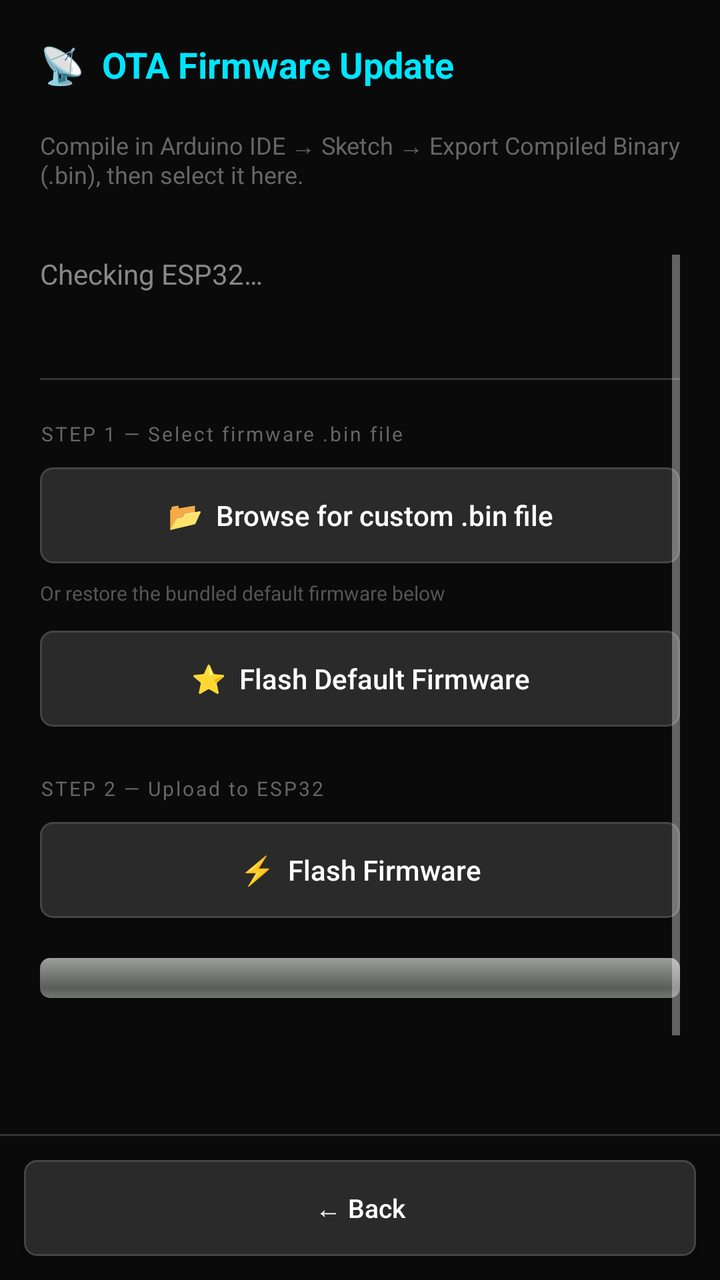
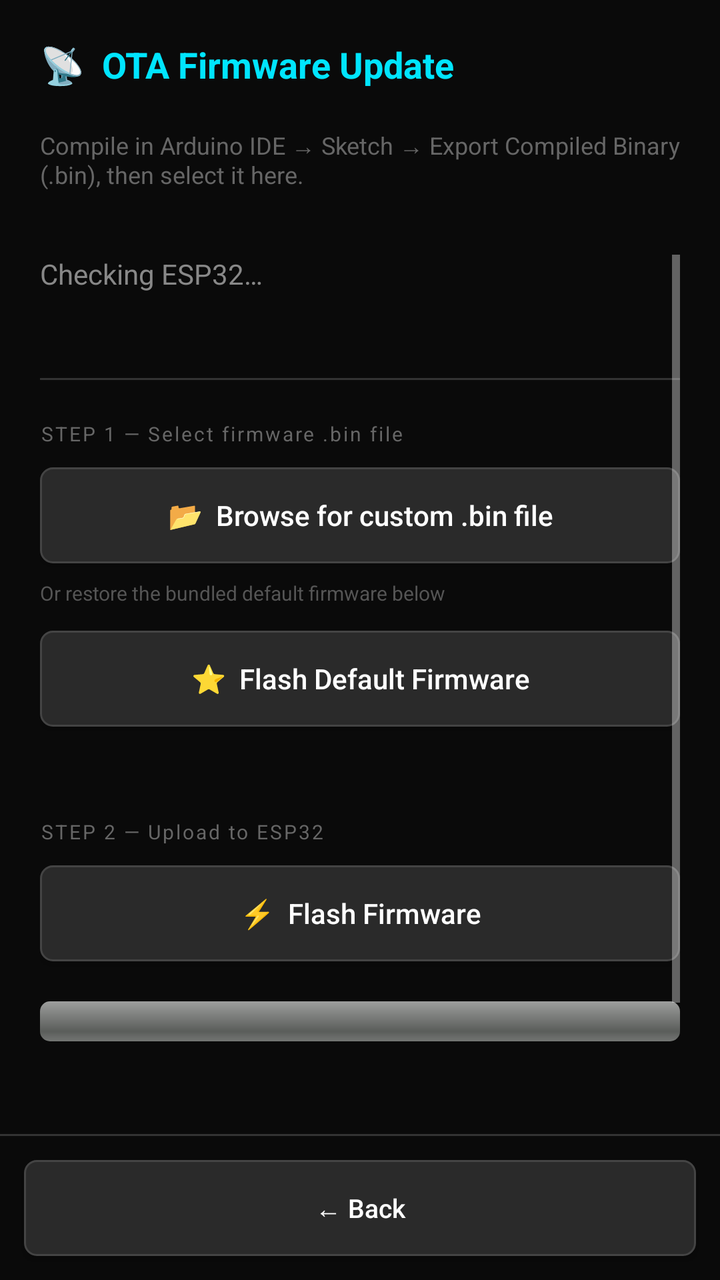

Screens rendered from an Android XML layout before and after an edit, with the pre-edit source and the edit as a unified diff.
<!-- AndroidManifest.xml: application theme Theme.ESPad32Controller -->
<!-- res/layout/activity_ota.xml -->
<?xml version="1.0" encoding="utf-8"?>
<LinearLayout xmlns:android="http://schemas.android.com/apk/res/android"
    android:layout_width="match_parent" android:layout_height="match_parent"
    android:orientation="vertical" android:background="#0A0A0A"
    android:fitsSystemWindows="true">

    
    <TextView android:layout_width="match_parent" android:layout_height="wrap_content"
        android:text="📡  OTA Firmware Update"
        android:textColor="#00E5FF" android:textSize="18sp" android:textStyle="bold"
        android:padding="20dp" android:paddingBottom="4dp"/>
    <TextView android:layout_width="match_parent" android:layout_height="wrap_content"
        android:text="Compile in Arduino IDE → Sketch → Export Compiled Binary (.bin), then select it here."
        android:textColor="#666666" android:textSize="12sp"
        android:paddingStart="20dp" android:paddingEnd="20dp" android:paddingBottom="12dp"/>

    
    <ScrollView android:layout_width="match_parent" android:layout_height="0dp"
        android:layout_weight="1" android:padding="20dp" android:fillViewport="true">
        <LinearLayout android:layout_width="match_parent" android:layout_height="wrap_content"
            android:orientation="vertical">

            <TextView android:id="@+id/tvOtaStatus"
                android:layout_width="match_parent" android:layout_height="wrap_content"
                android:text="Checking ESP32…" android:textColor="#888888"
                android:textSize="14sp" android:layout_marginBottom="8dp"/>
            <TextView android:id="@+id/tvOtaInfo"
                android:layout_width="match_parent" android:layout_height="wrap_content"
                android:text="" android:textColor="#555555"
                android:textSize="11sp" android:fontFamily="monospace"
                android:layout_marginBottom="20dp"/>

            <View android:layout_width="match_parent" android:layout_height="1dp"
                android:background="#333333" android:layout_marginBottom="20dp"/>

            <TextView android:layout_width="match_parent" android:layout_height="wrap_content"
                android:text="STEP 1 — Select firmware .bin file"
                android:textColor="#666666" android:textSize="10sp"
                android:letterSpacing="0.1" android:layout_marginBottom="10dp"/>
            <Button android:id="@+id/btnPickBin"
                android:layout_width="match_parent" android:layout_height="48dp"
                android:text="📂  Browse for custom .bin file"
                android:textSize="14sp" style="@style/CarButton"
                android:layout_marginBottom="8dp"/>
            <TextView android:layout_width="match_parent" android:layout_height="wrap_content"
                android:text="Or restore the bundled default firmware below"
                android:textColor="#555555" android:textSize="10sp"
                android:layout_marginBottom="12dp"/>
            <Button android:id="@+id/btnFlashDefault"
                android:layout_width="match_parent" android:layout_height="48dp"
                android:text="⭐  Flash Default Firmware"
                android:textSize="14sp" style="@style/CarButton"
                android:layout_marginBottom="24dp"/>

            <TextView android:layout_width="match_parent" android:layout_height="wrap_content"
                android:text="STEP 2 — Upload to ESP32"
                android:textColor="#666666" android:textSize="10sp"
                android:letterSpacing="0.1" android:layout_marginBottom="10dp"/>
            <Button android:id="@+id/btnFlash"
                android:layout_width="match_parent" android:layout_height="48dp"
                android:text="⚡  Flash Firmware"
                android:textSize="14sp" style="@style/CarButton"
                android:layout_marginBottom="20dp"/>

            <ProgressBar android:id="@+id/otaProgressBar"
                android:layout_width="match_parent" android:layout_height="20dp"
                style="@android:style/Widget.ProgressBar.Horizontal"
                android:progressTint="#00E5FF"
                android:layout_marginBottom="10dp"/>
            <TextView android:id="@+id/tvOtaProgress"
                android:layout_width="match_parent" android:layout_height="wrap_content"
                android:textColor="#00E5FF" android:textSize="12sp"
                android:fontFamily="monospace" android:gravity="center"
                android:layout_marginBottom="24dp"/>

            <TextView android:layout_width="match_parent" android:layout_height="wrap_content"
                android:text="⚠  Keep the app open and stay connected to the ESP32 during flashing."
                android:textColor="#554400" android:textSize="11sp"
                android:background="#221A00" android:padding="12dp"/>

        </LinearLayout>
    </ScrollView>

    
    <View android:layout_width="match_parent" android:layout_height="1dp"
        android:background="#333333"/>
    <Button android:id="@+id/btnOtaBack"
        android:layout_width="match_parent" android:layout_height="48dp"
        android:text="← Back" android:textSize="13sp"
        android:layout_margin="12dp"
        style="@style/CarButton"/>

</LinearLayout>
<!-- resources referenced by this layout -->
<resources>
  <style name="CarButton" parent="Widget.AppCompat.Button">
          <item name="android:background">@drawable/btn_car_bg</item>
          <item name="android:textColor">#FFFFFF</item>
          <item name="android:textAllCaps">false</item>
          <item name="android:paddingHorizontal">4dp</item>
      </style>
  <style name="Theme.ESPad32Controller" parent="Theme.AppCompat.NoActionBar">
          <item name="android:windowBackground">#0A0A0A</item>
          <item name="android:statusBarColor">#000000</item>
          <item name="android:navigationBarColor">#000000</item>
          <item name="android:windowFullscreen">false</item>
      </style>
  <!-- drawable btn_car_bg (drawable) -->
  <?xml version="1.0" encoding="utf-8"?>
  <selector xmlns:android="http://schemas.android.com/apk/res/android">
      <item android:state_checked="true">
          <shape android:shape="rectangle">
              <solid android:color="#D82F2E" />
              <corners android:radius="6dp" />
          </shape>
      </item>
      <item android:state_pressed="true">
          <shape android:shape="rectangle">
              <solid android:color="#D82F2E" />
              <corners android:radius="6dp" />
          </shape>
      </item>
      <item>
          <shape android:shape="rectangle">
              <solid android:color="#2A2A2A" />
              <corners android:radius="6dp" />
              <stroke android:width="1dp" android:color="#444444" />
          </shape>
      </item>
  </selector>
</resources>

<!-- the commit's change to res/layout/activity_ota.xml (unified diff, before → after) -->
@@ -50,6 +50,10 @@
                 android:layout_width="match_parent" android:layout_height="48dp"
                 android:text="⭐  Flash Default Firmware"
                 android:textSize="14sp" style="@style/CarButton"
+                android:layout_marginBottom="8dp"/>
+            <TextView android:id="@+id/tvDefaultBoardSupport"
+                android:layout_width="match_parent" android:layout_height="wrap_content"
+                android:textColor="#8A939C" android:textSize="10sp"
                 android:layout_marginBottom="24dp"/>
 
             <TextView android:layout_width="match_parent" android:layout_height="wrap_content"
